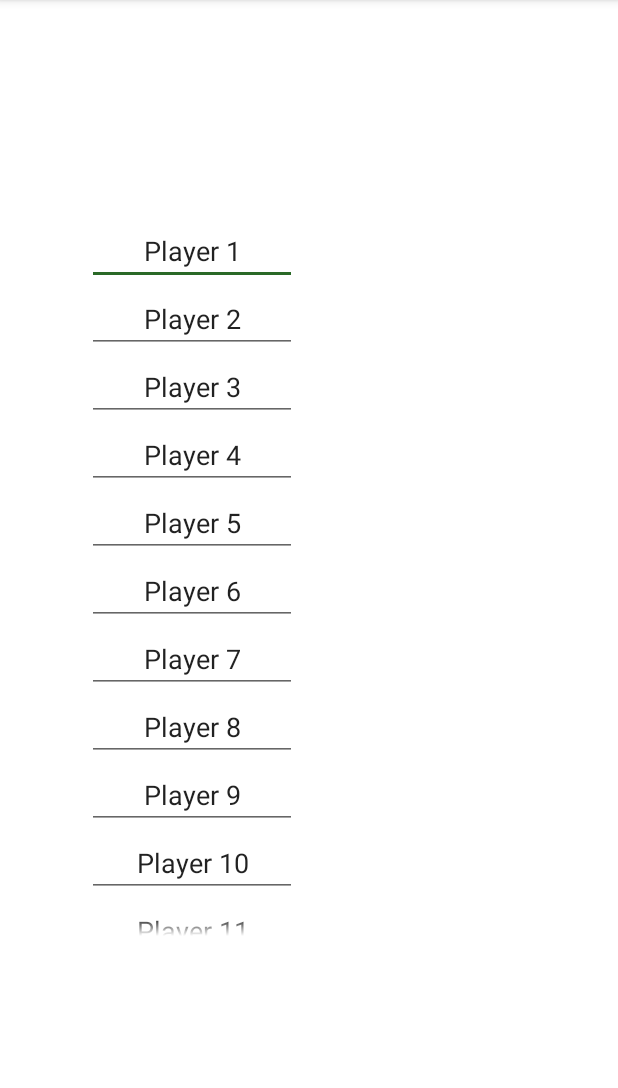
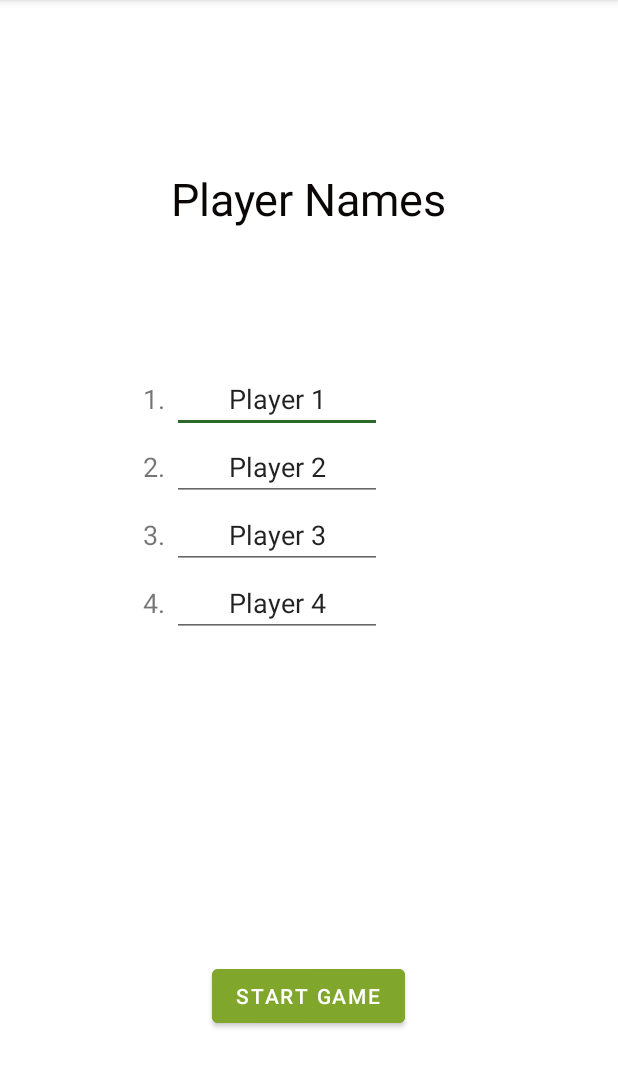
Before and after one commit to mcneerta/MiniGolfApp, an Android app: the Name screen opened directly, with no data from a screen before it, on a phone screen of 412 x 824 dp, the part 84-1172 px from its top. Run offline under Robolectric (Android 15) with nearby library versions, the phone set to English and light mode, and no system bars; Roboto replaces fonts that are not available here.

Commit message:
Functionality for passing names entered to scorecard

```diff
--- a/app/src/main/java/com/example/minigolfapp/Name.java
+++ b/app/src/main/java/com/example/minigolfapp/Name.java
@@ -3,6 +3,7 @@ package com.example.minigolfapp;
 import androidx.annotation.RequiresApi;
 import androidx.appcompat.app.AppCompatActivity;
 
+import android.content.Intent;
 import android.os.Build;
 import android.os.Bundle;
 import android.view.Gravity;
@@ -11,6 +12,7 @@ import android.widget.EditText;
 import android.widget.ScrollView;
 import android.widget.TableLayout;
 import android.widget.TableRow;
+import android.widget.TextView;
 
 import java.util.ArrayList;
 import java.util.List;
@@ -20,7 +22,7 @@ public class Name extends AppCompatActivity {
 
     public static List<EditText> nameEdits = new ArrayList<>();
     public static List<String> nameStrings = new ArrayList<>();
-    int playerNum = 40;
+    int playerNum = 4;
 
     @RequiresApi(api = Build.VERSION_CODES.M)
     @Override
@@ -47,9 +49,17 @@ public class Name extends AppCompatActivity {
         TableLayout namesTable = (TableLayout) findViewById(R.id.namesTable);
         float density = this.getResources().getDisplayMetrics().density;
         int pixelsH = (int) (density * 46.667);
+        int pixelsV = (int) (density * 45.334);
 
         for(int i = 0; i < playerNum; i++){
             TableRow namesRow = new TableRow(this);
+            TextView nameNumber = new TextView(this);
+            nameNumber.setHeight(pixelsV);
+            nameNumber.setGravity(Gravity.CENTER);
+            nameNumber.setText(Integer.toString(i + 1) + ". ");
+            nameNumber.setTextSize(18);
+            namesRow.addView(nameNumber);
+
             EditText nameEdit = new EditText(this);
             nameEdit.setWidth(pixelsH * 3);
             nameEdit.setTextSize(18);
@@ -57,8 +67,16 @@ public class Name extends AppCompatActivity {
             nameEdit.setText("Player " + Integer.toString(i + 1));
             nameEdits.add(nameEdit);
             namesRow.addView(nameEdit);
+
             namesTable.addView(namesRow);
         }
 
     }
+
+    public void startClick(View v){
+        for (EditText names : nameEdits){
+            nameStrings.add(names.getText().toString());
+        }
+        startActivity(new Intent(Name.this, Scorecard.class));
+    }
 }
--- a/app/src/main/java/com/example/minigolfapp/Scorecard.java
+++ b/app/src/main/java/com/example/minigolfapp/Scorecard.java
@@ -35,7 +35,7 @@ public class Scorecard extends AppCompatActivity {
     public static List<TextView> nameList = new ArrayList<>();
     public static String winnerName;
 
-    int numPlayers = 20;
+    int numPlayers = 4;
     int numHoles = 6;
 
     @RequiresApi(api = Build.VERSION_CODES.M)
@@ -138,7 +138,7 @@ public class Scorecard extends AppCompatActivity {
             name.setHeight(pixelsV);
             name.setGravity(Gravity.CENTER);
 
-            String playerName = "Player " + Integer.toString(i + 1);
+            String playerName = Name.nameStrings.get(i);//"Player " + Integer.toString(i + 1);
 
             name.setText(playerName);
             name.setTextSize(18);
--- a/app/src/main/res/layout/activity_name.xml
+++ b/app/src/main/res/layout/activity_name.xml
@@ -8,16 +8,49 @@
 
     <ScrollView
         android:id="@+id/ScrollViewNamesInput"
-        android:layout_width="296dp"
-        android:layout_height="479dp"
+        android:layout_width="220dp"
+        android:layout_height="280dp"
         app:layout_constraintBottom_toBottomOf="parent"
         app:layout_constraintEnd_toEndOf="parent"
+        app:layout_constraintHorizontal_bias="0.497"
         app:layout_constraintStart_toStartOf="parent"
-        app:layout_constraintTop_toTopOf="parent">
+        app:layout_constraintTop_toTopOf="parent"
+        app:layout_constraintVertical_bias="0.498">
 
         <TableLayout
             android:id="@+id/namesTable"
             android:layout_width="wrap_content"
             android:layout_height="wrap_content" />
     </ScrollView>
+
+    <TextView
+        android:id="@+id/textView2"
+        android:layout_width="210dp"
+        android:layout_height="70dp"
+        android:layout_marginBottom="76dp"
+        android:gravity="center"
+        android:text="Player Names"
+        android:textColor="#0B0606"
+        android:textSize="30sp"
+        app:layout_constraintBottom_toTopOf="@+id/ScrollViewNamesInput"
+        app:layout_constraintEnd_toEndOf="parent"
+        app:layout_constraintHorizontal_bias="0.497"
+        app:layout_constraintStart_toStartOf="parent"
+        app:layout_constraintTop_toTopOf="parent"
+        app:layout_constraintVertical_bias="1.0" />
+
+    <Button
+        android:id="@+id/startButton"
+        android:layout_width="wrap_content"
+        android:layout_height="wrap_content"
+        android:layout_marginBottom="80dp"
+        android:backgroundTint="@color/golf_course_green_yellow"
+        android:onClick="startClick"
+        android:text="@string/start_text"
+        app:layout_constraintBottom_toBottomOf="parent"
+        app:layout_constraintEnd_toEndOf="parent"
+        app:layout_constraintHorizontal_bias="0.498"
+        app:layout_constraintStart_toStartOf="parent"
+        app:layout_constraintTop_toBottomOf="@+id/ScrollViewNamesInput"
+        app:layout_constraintVertical_bias="1.0" />
 </androidx.constraintlayout.widget.ConstraintLayout>
```
